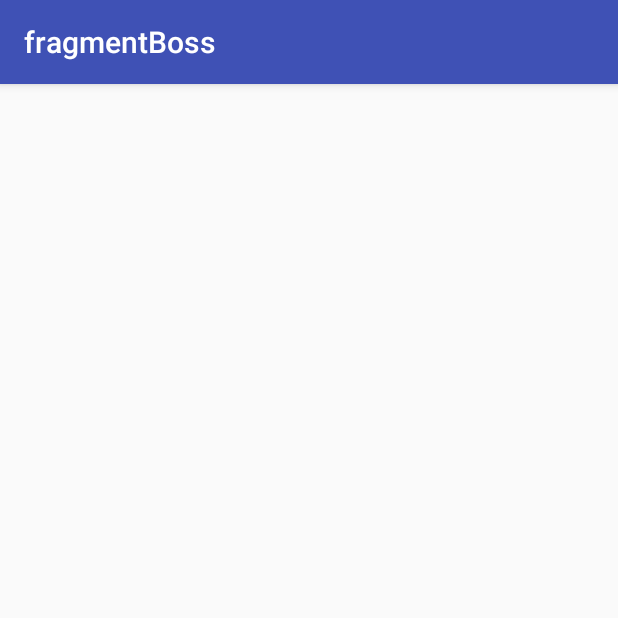
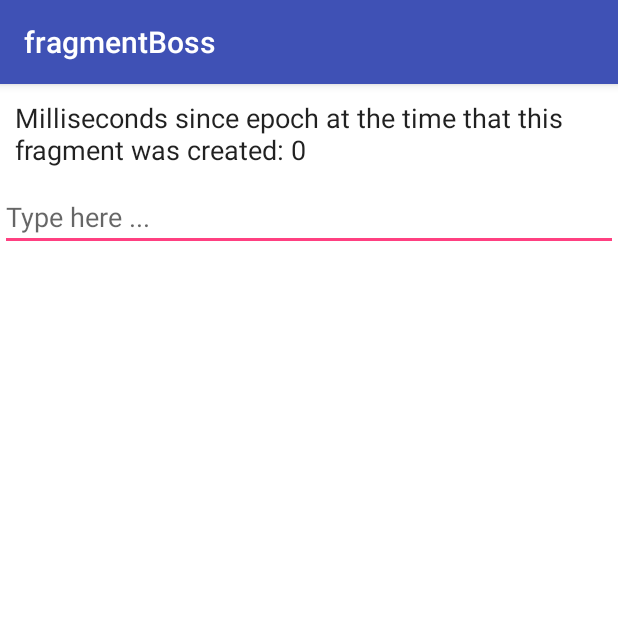
Before and after one commit to unblinking/fragmentBoss, an Android app: the fragment MainFragment shown on its own in the app's theme, on a phone screen of 412 x 824 dp, the top half of it. Run offline under Robolectric (Android 15) with nearby library versions, the phone set to English and light mode, and no system bars; 1 statement that could not run was skipped.

Commit message:
Creating an example app.

```diff
--- a/app/src/main/AndroidManifest.xml
+++ b/app/src/main/AndroidManifest.xml
@@ -1,6 +1,6 @@
 <?xml version="1.0" encoding="utf-8"?>
 <manifest xmlns:android="http://schemas.android.com/apk/res/android"
-    package="com.nothingworksright.fragmentboss">
+    package="com.nothingworksright.fragmentbossy">
 
     <application
         android:allowBackup="true"
@@ -9,7 +9,7 @@
         android:supportsRtl="true"
         android:theme="@style/AppTheme">
         <activity
-            android:name=".activities.MainActivity"
+            android:name="com.nothingworksright.fragmentbossy.activities.MainActivity"
             android:label="@string/app_name"
             android:theme="@style/AppTheme">
             <intent-filter>
--- a/app/src/main/java/com/nothingworksright/fragmentboss/fragments/MainFragment.java
+++ b/app/src/main/java/com/nothingworksright/fragmentbossy/fragments/MainFragment.java
@@ -1,13 +1,14 @@
-package com.nothingworksright.fragmentboss.fragments;
+package com.nothingworksright.fragmentbossy.fragments;
 
 import android.os.Bundle;
 import android.support.v4.app.Fragment;
 import android.view.LayoutInflater;
 import android.view.View;
 import android.view.ViewGroup;
+import android.widget.TextView;
 
-import com.nothingworksright.fragmentboss.R;
-import com.nothingworksright.fragmentboss.activities.MainActivity;
+import com.nothingworksright.fragmentbossy.R;
+import com.nothingworksright.fragmentbossy.activities.MainActivity;
 
 /**
  * A simple {@link Fragment} subclass.
@@ -27,10 +28,14 @@ public class MainFragment extends Fragment implements View.OnClickListener {
 
         // Inflate the layout for this fragment
         view = inflater.inflate(R.layout.fragment_main, container, false);
+        TextView textView = (TextView) view.findViewById(R.id.textView);
 
         mainActivity = (MainActivity) getActivity();
 
         getFragmentArguments();
+
+        String textMillis = Long.toString(currentMillis);
+        textView.setText("Milliseconds since epoch at the time that this fragment was created: " + textMillis);
 
         return view;
 
@@ -41,7 +46,7 @@ public class MainFragment extends Fragment implements View.OnClickListener {
         // Do nothing.
     }
 
-    public static MainFragment newInstance(int currentMillis){
+    public static MainFragment newInstance(long currentMillis){
         MainFragment fragment = new MainFragment();
         Bundle bundle = new Bundle();
         bundle.putLong("currentMillis", currentMillis);
--- a/app/src/main/res/layout/fragment_main.xml
+++ b/app/src/main/res/layout/fragment_main.xml
@@ -1,6 +1,27 @@
 <?xml version="1.0" encoding="utf-8"?>
-<LinearLayout xmlns:android="http://schemas.android.com/apk/res/android"
-    android:orientation="vertical" android:layout_width="match_parent"
-    android:layout_height="match_parent">
+
+<LinearLayout
+    xmlns:android="http://schemas.android.com/apk/res/android"
+    android:orientation="vertical"
+    android:layout_width="match_parent"
+    android:layout_height="match_parent"
+    android:background="@android:color/background_light"
+    >
+
+    <android.support.v7.widget.AppCompatTextView
+        android:layout_width="match_parent"
+        android:layout_height="wrap_content"
+        android:id="@+id/textView"
+        android:padding="10dp"
+        android:textAppearance="@style/TextAppearance.AppCompat.Body1"
+        android:textSize="18sp"
+        />
+
+    <android.support.v7.widget.AppCompatEditText
+        android:layout_width="match_parent"
+        android:layout_height="wrap_content"
+        android:id="@+id/editText"
+        android:hint="Type here ..."
+        />
 
 </LinearLayout>
--- a/app/src/main/res/values/strings.xml
+++ b/app/src/main/res/values/strings.xml
@@ -1,4 +1,8 @@
 <resources>
+
     <string name="app_name">fragmentBoss</string>
     <string name="title_activity_main">MainActivity</string>
+    <string name="action_add">Add</string>
+    <string name="action_list">List</string>
+
 </resources>
--- a/fragmentboss/build.gradle
+++ b/fragmentboss/build.gradle
@@ -21,6 +21,6 @@ android {
 dependencies {
     compile fileTree(dir: 'libs', include: ['*.jar'])
     testCompile 'junit:junit:4.12'
-    compile 'com.android.support:appcompat-v7:25.0.1'
+    compile 'com.android.support:appcompat-v7:25.1.0'
     compile 'com.google.guava:guava:18.0'
 }
```
Also changed, not shown: app/build.gradle (+8 -1 lines), app/src/main/java/com/nothingworksright/fragmentboss/activities/MainActivity.java (deleted, +0 -17 lines), app/src/main/java/com/nothingworksright/fragmentbossy/activities/MainActivity.java (added, +100 -0 lines), app/src/main/res/layout/activity_main.xml (+5 -4 lines), app/src/main/res/layout/content_main.xml (deleted, +0 -16 lines), app/src/main/res/menu/menu_main.xml (added, +23 -0 lines), 4 other files.
